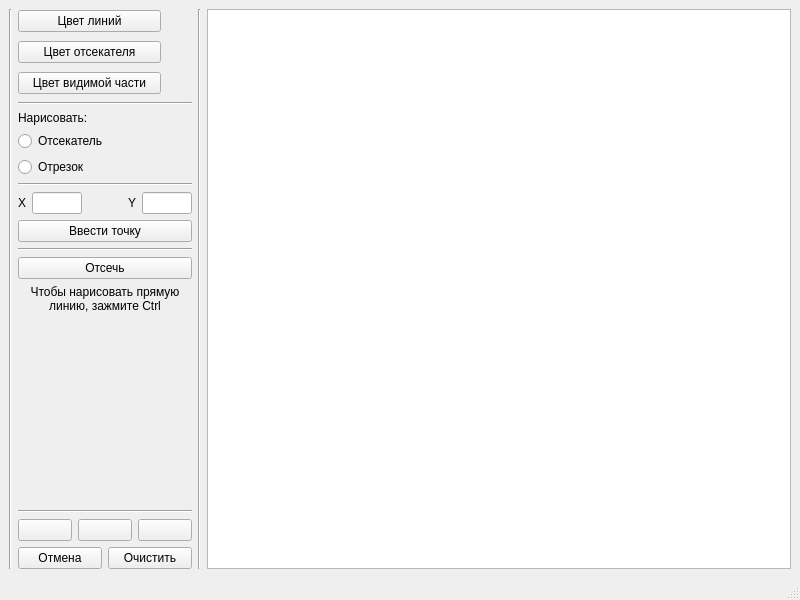
Before: the Qt Designer form lab_08/mainwindow.ui in AskaryanKarine/BMSTU-CG, drawn with Qt 5.
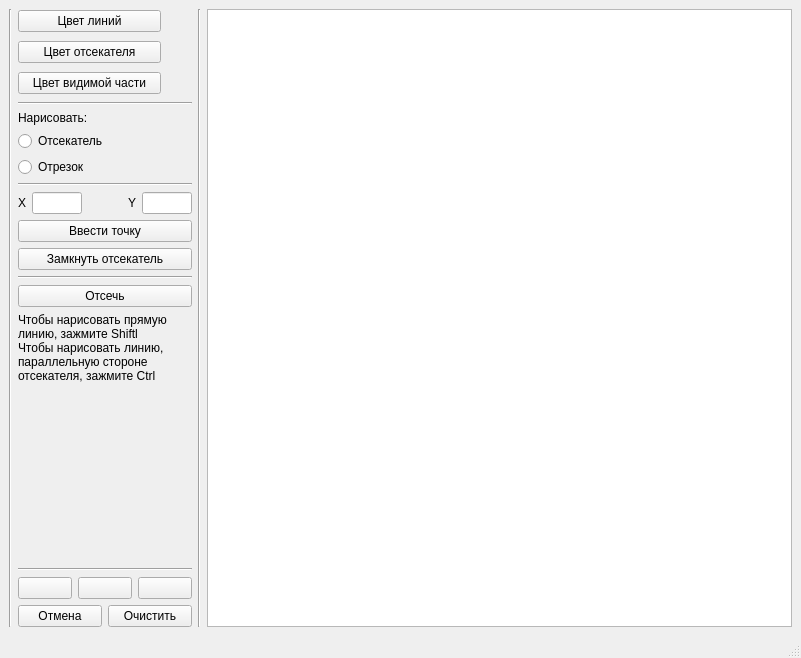
After: the same form once the commit is applied. Icons and pictures are not drawn.

What changed in the file:
```diff
--- a/lab_08/mainwindow.ui
+++ b/lab_08/mainwindow.ui
@@ -6,8 +6,8 @@
    <rect>
     <x>0</x>
     <y>0</y>
-    <width>800</width>
-    <height>600</height>
+    <width>801</width>
+    <height>658</height>
    </rect>
   </property>
   <property name="windowTitle">
@@ -260,6 +260,13 @@
           </property>
          </widget>
         </item>
+        <item>
+         <widget class="QPushButton" name="pushButton_close_cut">
+          <property name="text">
+           <string>Замкнуть отсекатель</string>
+          </property>
+         </widget>
+        </item>
         <item>
          <widget class="Line" name="line_2">
           <property name="orientation">
@@ -278,10 +285,16 @@
          <widget class="QLabel" name="label">
           <property name="text">
            <string>Чтобы нарисовать прямую
-линию, зажмите Ctrl</string>
+линию, зажмите Shiftl
+Чтобы нарисовать линию,
+параллельную стороне
+отсекателя, зажмите Ctrl</string>
+          </property>
+          <property name="textFormat">
+           <enum>Qt::AutoText</enum>
           </property>
           <property name="alignment">
-           <set>Qt::AlignCenter</set>
+           <set>Qt::AlignJustify|Qt::AlignVCenter</set>
           </property>
          </widget>
         </item>
```
Left out of the diff: 4 changed lines with no effect on the pictures.
